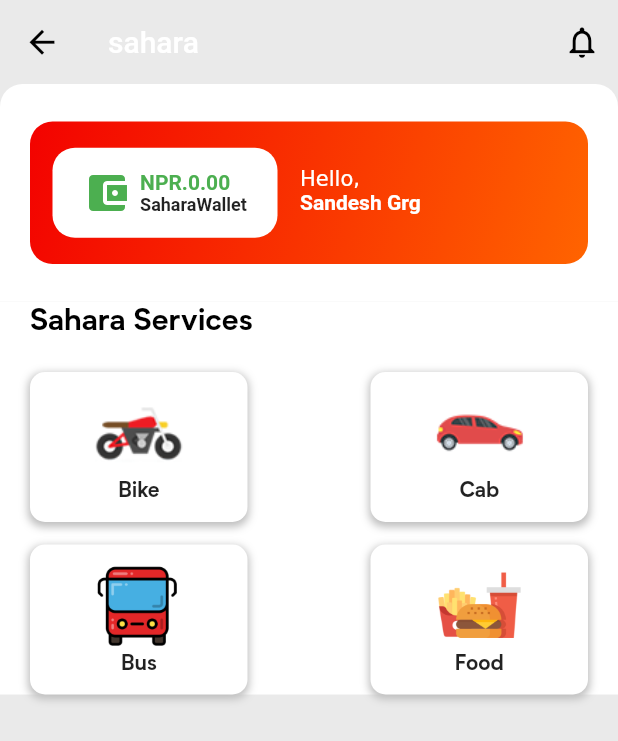
After one commit to sandeshrajgurung/ride, a Flutter app: the Dashboard screen opened directly, on a phone screen of 412 x 824 dp. The commit adds this screen. Shown: the top 741 px of the screen. Run offline on Flutter 3.47's test engine with Material 2 defaults, Android fonts, the phone set to English and light mode, and no system bars.

Commit message:
Dashboard page created

```diff
--- /dev/null
+++ b/lib/pages/screens/dashboard.dart
@@ -0,0 +1,204 @@
+import 'package:flutter/material.dart';
+import 'package:sahara/pages/widgets/services.dart';
+
+class Dashboard extends StatefulWidget {
+  const Dashboard({super.key});
+
+  @override
+  State<Dashboard> createState() => _DashboardState();
+}
+
+class _DashboardState extends State<Dashboard> {
+  @override
+  Widget build(BuildContext context) {
+    return Scaffold(
+      backgroundColor: Color(0xFFEAEAEA),
+      appBar: AppBar(
+        elevation: 0,
+        title: const Text("sahara"),
+        backgroundColor: Color(0xFFEAEAEA),
+        actions: [
+          IconButton(
+            onPressed: () {},
+            icon: const Icon(Icons.notifications_outlined),
+          )
+        ],
+      ),
+      body: ListView(
+        children: [
+          Container(
+            decoration: const BoxDecoration(
+                borderRadius: BorderRadius.only(
+                    topLeft: Radius.circular(15.0),
+                    topRight: Radius.circular(15.0)),
+                color: Colors.white),
+            height: 145,
+            //wallet container
+            child: Padding(
+              padding: const EdgeInsets.all(20.0),
+              child: Stack(alignment: Alignment.center, children: [
+                Container(
+                  decoration: BoxDecoration(
+                    gradient: const LinearGradient(
+                        begin: Alignment.topLeft,
+                        end: Alignment.bottomRight,
+                        colors: [
+                          Color(0xFFF30200),
+                          Color(0xFFFF6400),
+                        ]),
+                    borderRadius: BorderRadius.circular(15),
+                    color: Colors.red,
+                  ),
+                  height: 95,
+                  width: double.infinity,
+                ),
+                Padding(
+                  padding: const EdgeInsets.symmetric(horizontal: 15.0),
+                  child: Row(
+                    mainAxisAlignment: MainAxisAlignment.start,
+                    children: [
+                      Container(
+                        height: 60,
+                        width: 150,
+                        decoration: BoxDecoration(
+                            borderRadius: BorderRadius.circular(15),
+                            color: Colors.white),
+                        child: Row(
+                          mainAxisAlignment: MainAxisAlignment.center,
+                          children: [
+                            const Icon(
+                              Icons.account_balance_wallet,
+                              color: Colors.green,
+                              size: 32,
+                            ),
+                            SizedBox(
+                              width: 6,
+                            ),
+                            Column(
+                              crossAxisAlignment: CrossAxisAlignment.start,
+                              mainAxisAlignment: MainAxisAlignment.center,
+                              children: const [
+                                Text(
+                                  "NPR.0.00",
+                                  style: TextStyle(
+                                      color: Colors.green,
+                                      fontWeight: FontWeight.bold),
+                                ),
+                                Text(
+                                  "SaharaWallet",
+                                  style: TextStyle(
+                                      fontSize: 12,
+                                      fontWeight: FontWeight.bold),
+                                ),
+                              ],
+                            )
+                          ],
+                        ),
+                      ),
+                      Column(
+                        children: [
+                          Padding(
+                            padding: const EdgeInsets.symmetric(
+                                horizontal: 15.0, vertical: 35),
+                            child: RichText(
+                              text: const TextSpan(
+                                text: 'Hello,\n',
+                                children: <TextSpan>[
+                                  TextSpan(
+                                      text: 'Sandesh Grg',
+                                      style: TextStyle(
+                                          fontWeight: FontWeight.bold)),
+                                ],
+                              ),
+                            ),
+                          )
+                        ],
+                      ),
+                    ],
+                  ),
+                )
+              ]),
+            ),
+          ),
+          Container(
+            color: Colors.white,
+            child: Padding(
+              padding: const EdgeInsets.symmetric(horizontal: 20.0),
+              child: Column(
+                crossAxisAlignment: CrossAxisAlignment.start,
+                children: [
+                  const Text(
+                    "Sahara Services",
+                    style: TextStyle(
+                        fontSize: 20,
+                        fontFamily: 'Biotif',
+                        color: Colors.black),
+                  ),
+                  const SizedBox(
+                    height: 20,
+                  ),
+                  Row(
+                    mainAxisAlignment: MainAxisAlignment.spaceBetween,
+                    children: [
+                      SaharaServices(
+                        text: Text(
+                          'Bike',
+                          style: TextStyle(fontFamily: 'Biotif'),
+                        ),
+                        imageAsset: Image.asset('lib/assets/sahara-bike.png'),
+                        onTap: () {
+                          print("Bike");
+                        },
+                      ),
+                      SaharaServices(
+                        text: Text(
+                          'Cab',
+                          style: TextStyle(fontFamily: 'Biotif'),
+                        ),
+                        imageAsset: Image.asset('lib/assets/sahara-cab.png'),
+                        onTap: () {
+                          print("Cab");
+                        },
+                      )
+                    ],
+                  ),
+                  SizedBox(
+                    height: 15,
+                  ),
+                  Row(
+                    mainAxisAlignment: MainAxisAlignment.spaceBetween,
+                    children: [
+                      SaharaServices(
+                        text: Text(
+                          'Bus',
+                          style: TextStyle(fontFamily: 'Biotif'),
+                        ),
+                        imageAsset: Image.asset(
+                          'lib/assets/sahara-bus.png',
+                          fit: BoxFit.contain,
+                        ),
+                        onTap: () {
+                          print("Bus");
+                        },
+                      ),
+                      SaharaServices(
+                        text: Text(
+                          'Food',
+                          style: TextStyle(fontFamily: 'Biotif'),
+                        ),
+                        imageAsset: Image.asset('lib/assets/sahara-food.png'),
+                        onTap: () {
+                          print("Food");
+                        },
+                      )
+                    ],
+                  ),
+                ],
+              ),
+            ),
+          )
+        ],
+      ),
+    );
+  }
+}
--- a/lib/pages/screens/forgot_password.dart
+++ b/lib/pages/screens/forgot_password.dart
@@ -91,7 +91,7 @@ class _ForgotPasswordState extends State<ForgotPassword> {
               child: ElevatedButton(
                 style: ElevatedButton.styleFrom(
                   shape: RoundedRectangleBorder(
-                    borderRadius: BorderRadius.circular(12),
+                    borderRadius: BorderRadius.circular(7),
                   ),
                   backgroundColor: Theme.of(context).primaryColor,
                 ),
--- a/lib/pages/screens/login_screen.dart
+++ b/lib/pages/screens/login_screen.dart
@@ -1,5 +1,6 @@
 import 'package:flutter/foundation.dart';
 import 'package:flutter/material.dart';
+import 'package:sahara/pages/screens/dashboard.dart';
 import 'package:sahara/pages/screens/forgot_password.dart';
 
 class LoginScreen extends StatefulWidget {
@@ -12,16 +13,13 @@ class LoginScreen extends StatefulWidget {
 class _LoginScreenState extends State<LoginScreen> {
   late bool _passwordVisible;
 
-  // String _password;
-
   final GlobalKey<FormState> _formKey = GlobalKey();
 
   void _saveForm() {
     final bool isValid = _formKey.currentState!.validate();
     if (isValid) {
-      if (kDebugMode) {
-        print('Got a valid input');
-      }
+      Navigator.push(
+          context, MaterialPageRoute(builder: (context) => Dashboard()));
     }
   }
 
@@ -159,7 +157,7 @@ class _LoginScreenState extends State<LoginScreen> {
                   child: ElevatedButton(
                     style: ElevatedButton.styleFrom(
                       shape: RoundedRectangleBorder(
-                        borderRadius: BorderRadius.circular(12),
+                        borderRadius: BorderRadius.circular(7),
                       ),
                       backgroundColor: Theme.of(context).primaryColor,
                     ),
--- a/lib/pages/screens/signup_screen.dart
+++ b/lib/pages/screens/signup_screen.dart
@@ -1,4 +1,3 @@
-
 import 'package:flutter/material.dart';
 import 'package:sahara/pages/screens/login_screen.dart';
 
@@ -15,7 +14,8 @@ class _SignupScreenState extends State<SignupScreen> {
   void _saveForm() {
     final bool isValid = _formKey.currentState!.validate();
     if (isValid) {
-      Navigator.push(context, MaterialPageRoute(builder: (context) => LoginScreen()));
+      Navigator.push(
+          context, MaterialPageRoute(builder: (context) => LoginScreen()));
     }
   }
 
@@ -35,7 +35,8 @@ class _SignupScreenState extends State<SignupScreen> {
                   text: TextSpan(
                     text: 'Namaste\n',
                     style: TextStyle(
-                        color: Theme.of(context).textTheme.headlineMedium!.color,
+                        color:
+                            Theme.of(context).textTheme.headlineMedium!.color,
                         fontSize: 24,
                         fontWeight: FontWeight.bold),
                     children: <TextSpan>[
@@ -70,8 +71,10 @@ class _SignupScreenState extends State<SignupScreen> {
                         contentPadding: EdgeInsets.all(17),
                         labelText: 'Phone Number',
                         labelStyle: TextStyle(
-                            color:
-                                Theme.of(context).textTheme.headlineSmall!.color,
+                            color: Theme.of(context)
+                                .textTheme
+                                .headlineSmall!
+                                .color,
                             fontSize: 14),
                         focusedBorder: OutlineInputBorder(
                           borderSide:
@@ -81,7 +84,8 @@ class _SignupScreenState extends State<SignupScreen> {
                             borderSide: BorderSide(
                                 color: Theme.of(context).primaryColor)),
                         errorBorder: const OutlineInputBorder(
-                            borderSide: BorderSide(color: Colors.red, width: 5))),
+                            borderSide:
+                                BorderSide(color: Colors.red, width: 5))),
                   ),
                 ),
                 const SizedBox(
@@ -93,7 +97,7 @@ class _SignupScreenState extends State<SignupScreen> {
                   child: ElevatedButton(
                     style: ElevatedButton.styleFrom(
                       shape: RoundedRectangleBorder(
-                        borderRadius: BorderRadius.circular(12),
+                        borderRadius: BorderRadius.circular(7),
                       ),
                       backgroundColor: Theme.of(context).primaryColor,
                     ),
@@ -110,7 +114,7 @@ class _SignupScreenState extends State<SignupScreen> {
                   child: ElevatedButton.icon(
                     style: ElevatedButton.styleFrom(
                       shape: RoundedRectangleBorder(
-                        borderRadius: BorderRadius.circular(12),
+                        borderRadius: BorderRadius.circular(7),
                       ),
                       backgroundColor: Color(0xFF1877F2),
                     ),
--- /dev/null
+++ b/lib/pages/widgets/services.dart
@@ -0,0 +1,42 @@
+import 'package:flutter/material.dart';
+
+class SaharaServices extends StatelessWidget {
+  final Text text;
+  final Image imageAsset;
+  final void Function() onTap;
+  const SaharaServices({
+    super.key,
+    required this.text,
+    required this.imageAsset,
+    required this.onTap,
+  });
+
+  @override
+  Widget build(BuildContext context) {
+    return GestureDetector(
+      onTap: onTap,
+      child: Container(
+        width: 145,
+        height: 100,
+        decoration: BoxDecoration(
+            borderRadius: BorderRadius.circular(10),
+            color: Colors.white,
+            boxShadow: [
+              BoxShadow(
+                color: Colors.grey.shade400,
+                spreadRadius: 1,
+                blurRadius: 4,
+                offset: const Offset(0, 2),
+              )
+            ]),
+        child: Column(
+          mainAxisAlignment: MainAxisAlignment.center,
+          children: [
+            Container(height: 60, width: 60, child: imageAsset),
+            text,
+          ],
+        ),
+      ),
+    );
+  }
+}
--- a/lib/utils/app_theme.dart
+++ b/lib/utils/app_theme.dart
@@ -8,6 +8,12 @@ class AppThemes {
           headlineMedium: TextStyle(color: Colors.black),
           headlineSmall: TextStyle(color: Colors.grey),
         ),
+        appBarTheme: AppBarTheme(
+            iconTheme: IconThemeData(
+          color: Colors.black,
+          size: 25,
+        ))
+
 
         );
   }
```
Also changed, not shown: pubspec.yaml (+9 -6 lines), lib/fonts/Biotif-Bold.ttf (added), 9 other files. Lines whose indentation alone changed are shown as unchanged.
